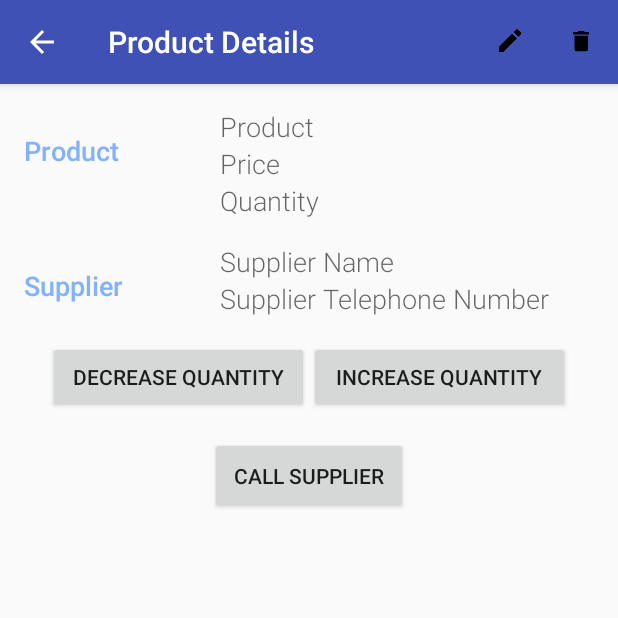
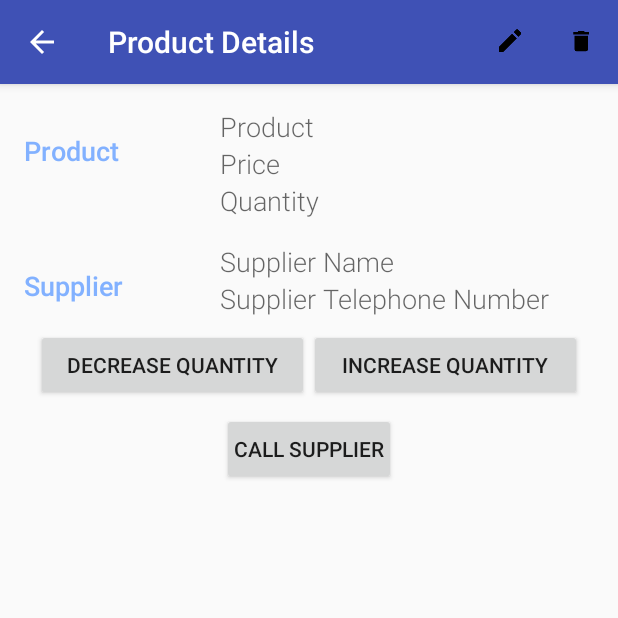
Before and after one commit to nosalska/InventoryApp, an Android app: the DetailsActivity screen opened directly, with no data from a screen before it, on a phone screen of 412 x 824 dp, the top half of it. Run offline under Robolectric (Android 15) with nearby library versions, the phone set to English and light mode, and no system bars.

Commit message:
code formatted

```diff
--- a/app/src/main/java/com/example/android/inventoryapp/DetailsActivity.java
+++ b/app/src/main/java/com/example/android/inventoryapp/DetailsActivity.java
@@ -173,8 +173,8 @@ public class DetailsActivity extends AppCompatActivity implements LoaderManager.
             // Update the views on the screen with the values from the database
 
             mProductNameTextView.setText(name);
-            mProductPriceTextView.setText(Integer.toString(price));
-            mProductQuantityTextView.setText(Integer.toString(quantity));
+            mProductPriceTextView.setText("$" + Integer.toString(price));
+            mProductQuantityTextView.setText(Integer.toString(quantity) + " pcs");
             mSupplierNameTextView.setText(supplierName);
             mSupplierTelephoneNoTextView.setText(supplierTel);
 
--- a/app/src/main/java/com/example/android/inventoryapp/ProductCursorAdapter.java
+++ b/app/src/main/java/com/example/android/inventoryapp/ProductCursorAdapter.java
@@ -56,8 +56,8 @@ public class ProductCursorAdapter extends CursorAdapter {
 
         // Populate fields with extracted properties
         tvName.setText(name);
-        tvPrice.setText(Integer.toString(price));
-        tvQuantity.setText(Integer.toString(quantity));
+        tvPrice.setText("$" + Integer.toString(price));
+        tvQuantity.setText(Integer.toString(quantity) + " pcs");
         button.setOnClickListener(new View.OnClickListener() {
             @Override
             public void onClick(View view) {
--- a/app/src/main/res/layout/activity_details.xml
+++ b/app/src/main/res/layout/activity_details.xml
@@ -82,7 +82,7 @@
     </LinearLayout>
 
     <LinearLayout
-        android:padding="@dimen/activity_margin"
+        android:padding="@dimen/fab_margin"
         android:layout_width="match_parent"
         android:layout_height="wrap_content"
         android:orientation="horizontal">
@@ -103,7 +103,7 @@
 
     <Button
         android:id="@+id/call_supplier"
-        android:padding="@dimen/activity_margin"
+        android:padding="@dimen/fab_margin"
         android:layout_width="wrap_content"
         android:layout_height="wrap_content"
         android:text="@string/call_supplier"
--- a/app/src/main/res/layout/list_item.xml
+++ b/app/src/main/res/layout/list_item.xml
@@ -17,6 +17,8 @@
         android:layout_width="wrap_content"
         android:layout_height="wrap_content"
         android:fontFamily="sans-serif-medium"
+        android:ellipsize="end"
+        android:maxLines="1"
         android:textAppearance="?android:textAppearanceLarge"
         android:textColor="#2B3D4D"
         tools:text="Pan Tadeusz"/>
@@ -34,7 +36,7 @@
     <TextView
         android:id="@+id/product_quantity"
         android:layout_width="0dp"
-        android:layout_weight="1"
+        android:layout_weight="2"
         android:layout_height="wrap_content"
         android:layout_gravity="center"
         android:gravity="center"
```
